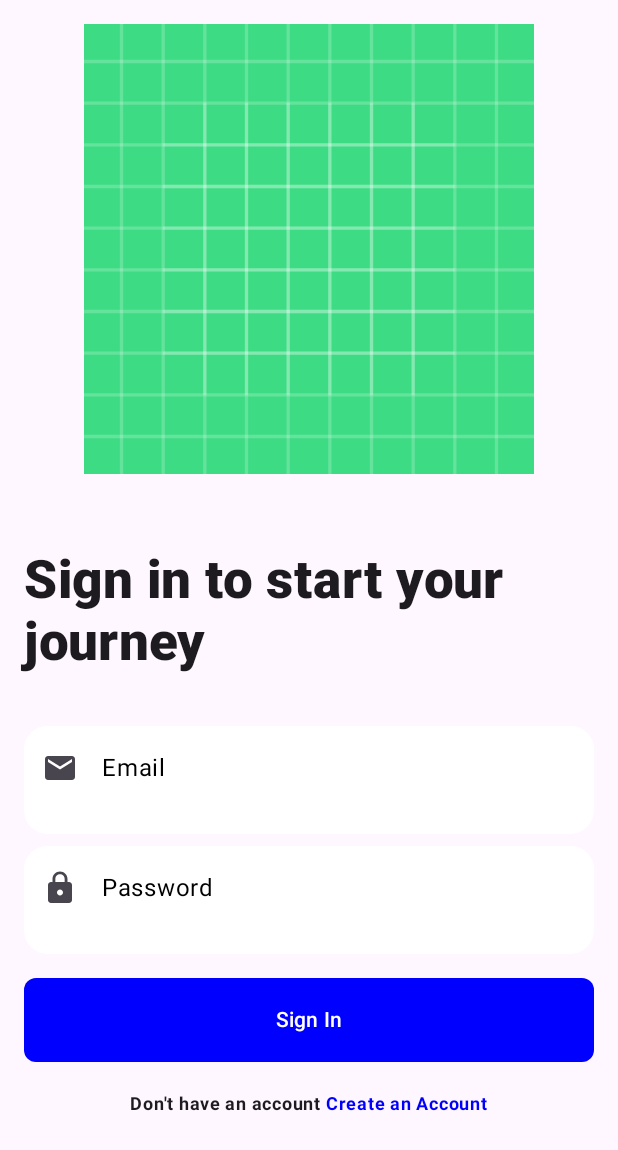
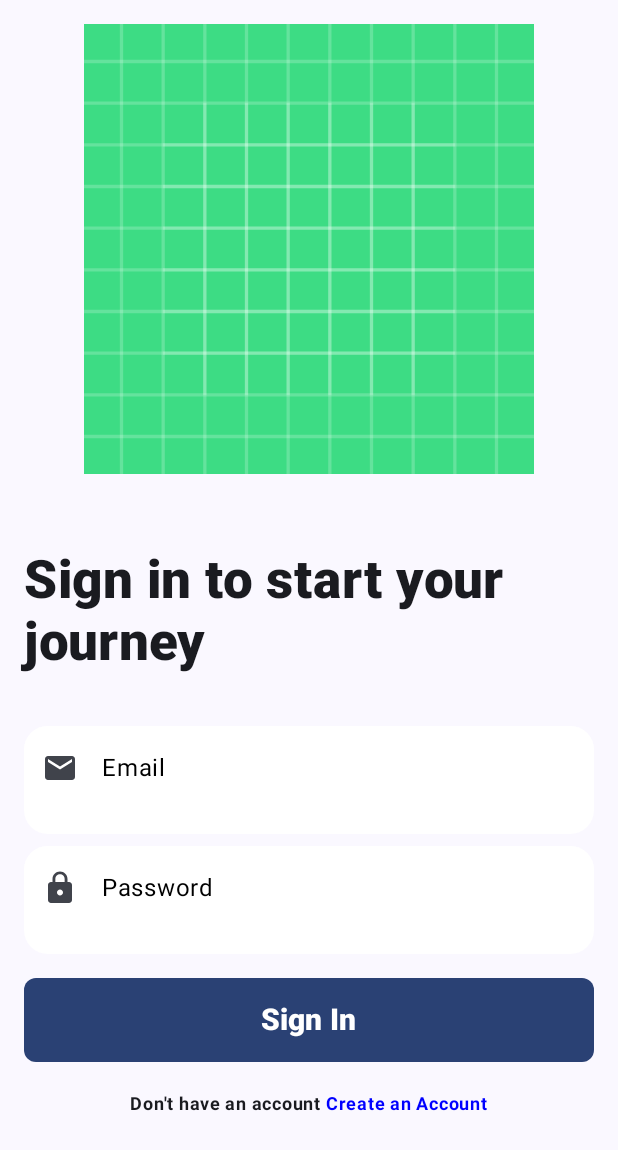
Before and after one commit to calvinadhikang/MD-SMEUs, an Android app built with Jetpack Compose: the screen it shows after launch (MainActivity), on a phone screen of 412 x 824 dp. Shown: the top 1150 px of the screen. Run offline under Robolectric (Android 15) with nearby library versions, the phone set to English and light mode, and no system bars; our stand-ins replace livedata-compose.

Commit message:
Fix Theme and Colors

```diff
--- a/app/build.gradle
+++ b/app/build.gradle
@@ -1,6 +1,7 @@
 plugins {
     id 'com.android.application'
     id 'org.jetbrains.kotlin.android'
+    id 'kotlin-parcelize'
 }
 
 android {
@@ -81,4 +82,6 @@ dependencies {
     implementation 'androidx.compose.runtime:runtime-livedata:1.4.3'
 
     implementation 'com.github.bumptech.glide:glide:4.15.1'
+
+    implementation "org.jetbrains.kotlinx:kotlinx-coroutines-android:1.3.9"
 }
--- a/app/src/main/AndroidManifest.xml
+++ b/app/src/main/AndroidManifest.xml
@@ -1,6 +1,9 @@
 <?xml version="1.0" encoding="utf-8"?>
 <manifest xmlns:android="http://schemas.android.com/apk/res/android"
     xmlns:tools="http://schemas.android.com/tools">
+
+    <uses-permission android:name="android.permission.INTERNET" />
+    <uses-permission android:name="android.permission.ACCESS_NETWORK_STATE" />
 
     <application
         android:allowBackup="true"
--- a/app/src/main/java/com/bangkit/smeus/ui/components/ButtonForm.kt
+++ b/app/src/main/java/com/bangkit/smeus/ui/components/ButtonForm.kt
@@ -20,8 +20,10 @@ import androidx.compose.ui.Alignment
 import androidx.compose.ui.Modifier
 import androidx.compose.ui.graphics.Brush
 import androidx.compose.ui.graphics.Color
+import androidx.compose.ui.text.font.FontWeight
 import androidx.compose.ui.tooling.preview.Preview
 import androidx.compose.ui.unit.dp
+import androidx.compose.ui.unit.sp
 
 @Composable
 fun ButtonForm(
@@ -71,7 +73,7 @@ fun ButtonFormWithLoading(
                     color = Color.White
                 )
             }
-            Text(text = text)
+            Text(text = text, fontWeight = FontWeight.ExtraBold, fontSize = 20.sp)
         }
     }
 }
--- a/app/src/main/java/com/bangkit/smeus/ui/main/MainActivity.kt
+++ b/app/src/main/java/com/bangkit/smeus/ui/main/MainActivity.kt
@@ -2,6 +2,7 @@ package com.bangkit.smeus.ui.main
 
 import android.content.Intent
 import android.os.Bundle
+import android.util.Log
 import android.widget.Toast
 import androidx.activity.ComponentActivity
 import androidx.activity.compose.setContent
@@ -59,7 +60,7 @@ class MainActivity : ComponentActivity() {
     override fun onCreate(savedInstanceState: Bundle?) {
         super.onCreate(savedInstanceState)
         setContent {
-            MaterialTheme {
+            SMEUsTheme() {
                 // A surface container using the 'background' color from the theme
                 Surface(
                     modifier = Modifier.fillMaxSize(),
@@ -82,6 +83,7 @@ fun Main(
     val context = LocalContext.current
 
     val isLoading by viewModel.loading.observeAsState(false)
+    val data by viewModel.listSmes.observeAsState(listOf())
 
     var email by rememberSaveable { mutableStateOf("") }
     var password by rememberSaveable { mutableStateOf("") }
@@ -140,9 +142,12 @@ fun Main(
         ButtonFormWithLoading(
             isLoading = isLoading,
             text = "Sign In",
-            color = Color.Blue,
+            color = MaterialTheme.colorScheme.primary,
             onClick = {
-                viewModel.loading()
+                viewModel.getData()
+
+                Toast.makeText(context, data.size.toString(), Toast.LENGTH_SHORT).show()
+
                 var valid = true
 
                 emailErrorText = if (email == ""){
@@ -195,7 +200,7 @@ fun Main(
 @Preview(showBackground = true)
 @Composable
 fun MainPreview() {
-    MaterialTheme {
+    SMEUsTheme() {
         Main()
     }
 }
--- a/app/src/main/java/com/bangkit/smeus/ui/main/MainViewModel.kt
+++ b/app/src/main/java/com/bangkit/smeus/ui/main/MainViewModel.kt
@@ -1,22 +1,49 @@
 package com.bangkit.smeus.ui.main
 
+import android.util.Log
 import androidx.lifecycle.LiveData
 import androidx.lifecycle.MutableLiveData
 import androidx.lifecycle.ViewModel
 import androidx.lifecycle.ViewModelProvider
+import androidx.lifecycle.viewModelScope
+import com.bangkit.smeus.ui.api.response.SMEResponse
+import com.bangkit.smeus.ui.api.response.SMEResponseItem
 import com.bangkit.smeus.ui.repository.SmeRepository
-import kotlinx.coroutines.flow.MutableStateFlow
-import kotlinx.coroutines.flow.StateFlow
+import com.example.storyapp.api.ApiConfig
+import kotlinx.coroutines.Dispatchers
+import kotlinx.coroutines.launch
+import retrofit2.Call
+import retrofit2.Callback
+import retrofit2.Response
 
 class MainViewModel(
-    val repository: SmeRepository
+    private val repository: SmeRepository
 ): ViewModel() {
 
     private val _loading = MutableLiveData<Boolean>()
     var loading: LiveData<Boolean> = _loading
 
+    private val _listSmes = MutableLiveData<List<SMEResponseItem>>()
+    var listSmes: LiveData<List<SMEResponseItem>> = _listSmes
+
     fun loading(){
         _loading.value = true
+    }
+
+    fun getData() {
+        val client = ApiConfig.getApiService().fetchSMEs()
+        client.enqueue(object: Callback<SMEResponse> {
+            override fun onResponse(call: Call<SMEResponse>, response: Response<SMEResponse>) {
+                if (response.isSuccessful){
+                    Log.e("TEST", response.body()!!.toString())
+                    _listSmes.value = response.body()!!.sMEResponse as List<SMEResponseItem>
+                }
+            }
+
+            override fun onFailure(call: Call<SMEResponse>, t: Throwable) {
+
+            }
+        })
     }
 }
 
--- a/app/src/main/java/com/bangkit/smeus/ui/repository/SmeRepository.kt
+++ b/app/src/main/java/com/bangkit/smeus/ui/repository/SmeRepository.kt
@@ -1,5 +1,6 @@
 package com.bangkit.smeus.ui.repository
 
+import android.util.Log
 import androidx.compose.runtime.mutableStateListOf
 import androidx.compose.runtime.mutableStateOf
 import com.bangkit.smeus.ui.api.response.SMEResponse
@@ -10,7 +11,7 @@ import retrofit2.Callback
 import retrofit2.Response
 
 class SmeRepository {
-    suspend fun getSMEs(): List<SMEResponseItem> {
+    fun getSMEs(): List<SMEResponseItem> {
         var data: List<SMEResponseItem> = listOf()
 
         val client = ApiConfig.getApiService().fetchSMEs()
@@ -18,6 +19,7 @@ class SmeRepository {
             override fun onResponse(call: Call<SMEResponse>, response: Response<SMEResponse>) {
                 if (response.isSuccessful){
                     data = response.body()!!.sMEResponse as List<SMEResponseItem>
+                    Log.e("data", data[0].city!!)
                 }
             }
 
--- a/app/src/main/java/com/bangkit/smeus/ui/theme/Color.kt
+++ b/app/src/main/java/com/bangkit/smeus/ui/theme/Color.kt
@@ -9,3 +9,8 @@ val Pink80 = Color(0xFFEFB8C8)
 val Purple40 = Color(0xFF6650a4)
 val PurpleGrey40 = Color(0xFF625b71)
 val Pink40 = Color(0xFF7D5260)
+
+val Secondary = Color(0xFFF3F3F3)
+val Orange = Color(0xFFFE7315)
+val Black = Color(0xFF232020)
+val Gray = Color(0xFF3A3535)
--- a/app/src/main/java/com/bangkit/smeus/ui/theme/Theme.kt
+++ b/app/src/main/java/com/bangkit/smeus/ui/theme/Theme.kt
@@ -16,15 +16,15 @@ import androidx.compose.ui.platform.LocalView
 import androidx.core.view.WindowCompat
 
 private val DarkColorScheme = darkColorScheme(
-    primary = Purple80,
-    secondary = PurpleGrey80,
-    tertiary = Pink80
+    primary = Orange,
+    secondary = Black,
+    tertiary = Secondary
 )
 
 private val LightColorScheme = lightColorScheme(
-    primary = Purple40,
-    secondary = PurpleGrey40,
-    tertiary = Pink40
+    primary = Orange,
+    secondary = Black,
+    tertiary = Secondary
 
     /* Other default colors to override
     background = Color(0xFFFFFBFE),
```
Also changed, not shown: app/src/main/java/com/bangkit/smeus/ui/api/ApiService.kt (+6 -1 lines), app/src/main/java/com/bangkit/smeus/ui/api/Request.kt (added, +20 -0 lines), app/src/main/java/com/bangkit/smeus/ui/api/Response.kt (added, +11 -0 lines), app/src/main/java/com/bangkit/smeus/ui/register/RegisterActivity.kt (+37 -25 lines), app/src/main/java/com/bangkit/smeus/ui/register/RegisterViewModel.kt (added, +63 -0 lines).
